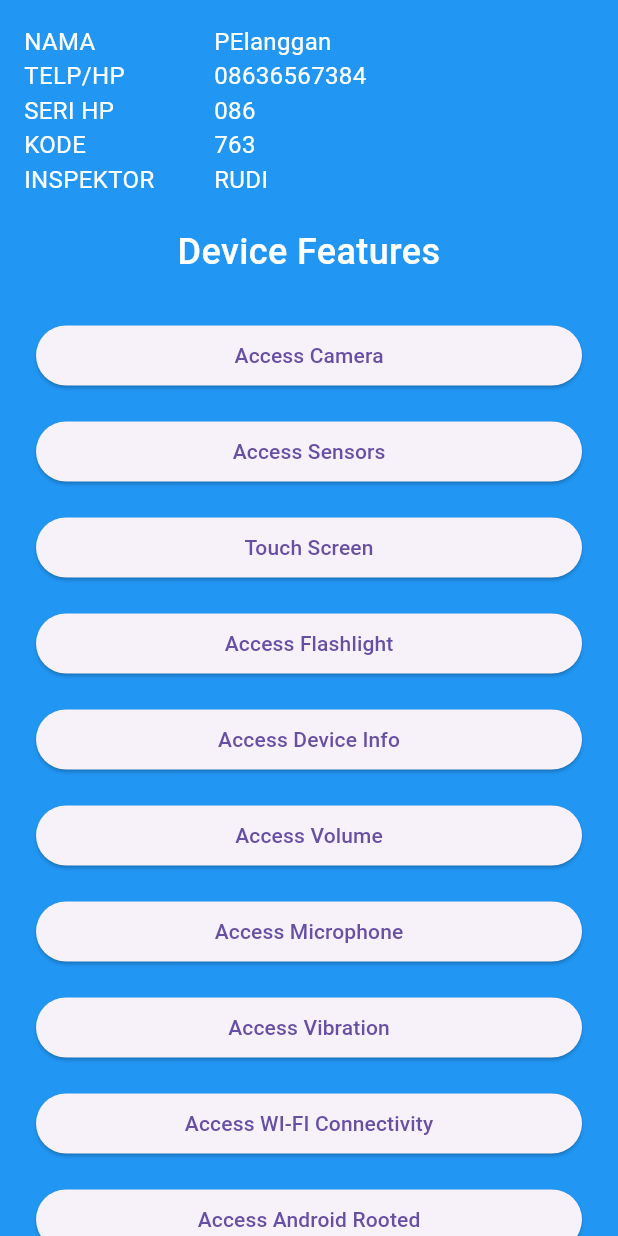
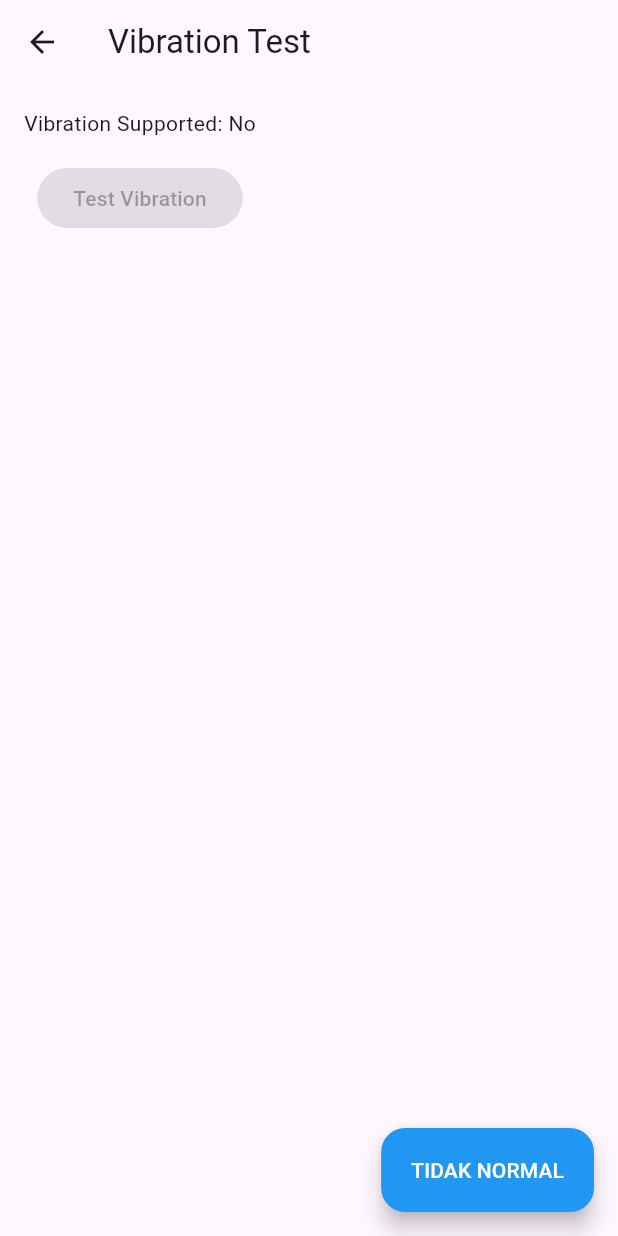
Before and after one commit to amiqyolo/gitss, a Flutter app: the MenusInspectionView screen opened by its route, after a tap on "Access Vibration", on a phone screen of 412 x 824 dp. Run offline on Flutter 3.47's test engine with Material 3 defaults, Android fonts, the phone set to English and light mode, and no system bars; our stand-ins replace audioplayers, camera, flutter_svg, get, permission_handler, vibration; missing offline and left inert: flutter_sound, torch_light, volume_controller.

Commit message:
create & implement vibration feature, add vibration pkg

```diff
--- a/lib/app/modules/menus_inspection/views/menus_inspection_view.dart
+++ b/lib/app/modules/menus_inspection/views/menus_inspection_view.dart
@@ -189,7 +189,7 @@ class MenusInspectionView extends GetView<MenusInspectionController> {
                     ),
                     FeatureButton(
                       label: 'Access Vibration',
-                      onTap: () => Get.to(() => const MenusInspectionView()),
+                      onTap: () => Get.toNamed(Routes.VIBRATION_FEATURE),
                     ),
                     FeatureButton(
                       label: 'Access WI-FI Connectivity',
--- /dev/null
+++ b/lib/app/modules/vibration_feature/bindings/vibration_feature_binding.dart
@@ -0,0 +1,12 @@
+import 'package:get/get.dart';
+
+import '../controllers/vibration_feature_controller.dart';
+
+class VibrationFeatureBinding extends Bindings {
+  @override
+  void dependencies() {
+    Get.lazyPut<VibrationFeatureController>(
+      () => VibrationFeatureController(),
+    );
+  }
+}
--- /dev/null
+++ b/lib/app/modules/vibration_feature/controllers/vibration_feature_controller.dart
@@ -0,0 +1,35 @@
+import 'package:get/get.dart';
+import 'package:vibration/vibration.dart';
+
+class VibrationFeatureController extends GetxController {
+  final RxBool _isVibrationSupported = false.obs;
+
+  RxBool get isVibrationSupported => _isVibrationSupported;
+
+  Future<void> _checkVibrationSupport() async {
+    final isSupported = await Vibration.hasVibrator() ?? false;
+      _isVibrationSupported.value = isSupported;
+  }
+
+  Future<void> testVibration() async {
+    if (_isVibrationSupported.value) {
+      await Vibration.vibrate(duration: 1000);
+    }
+  }
+
+  @override
+  void onInit() {
+    super.onInit();
+    _checkVibrationSupport();
+  }
+
+  @override
+  void onReady() {
+    super.onReady();
+  }
+
+  @override
+  void onClose() {
+    super.onClose();
+  }
+}
--- /dev/null
+++ b/lib/app/modules/vibration_feature/views/vibration_feature_view.dart
@@ -0,0 +1,50 @@
+import 'package:flutter/material.dart';
+import 'package:get/get.dart';
+
+import '../controllers/vibration_feature_controller.dart';
+
+class VibrationFeatureView extends GetView<VibrationFeatureController> {
+  const VibrationFeatureView({super.key});
+
+  @override
+  Widget build(BuildContext context) {
+    return Scaffold(
+      appBar: AppBar(title: const Text('Vibration Test')),
+      body: Padding(
+        padding: const EdgeInsets.all(16.0),
+        child: Column(
+          children: [
+            Obx(
+              () => Text(
+                  "Vibration Supported: ${controller.isVibrationSupported.value ? 'Yes' : 'No'}"),
+            ),
+            const SizedBox(height: 16),
+            Obx(
+              () => ElevatedButton(
+                onPressed: controller.isVibrationSupported.value
+                    ? controller.testVibration
+                    : null,
+                child: const Text("Test Vibration"),
+              ),
+            ),
+          ],
+        ),
+      ),
+      floatingActionButton: FloatingActionButton.extended(
+        backgroundColor: Colors.blue,
+        onPressed: () {
+          controller.isVibrationSupported.value ? 'NORMAL' : 'TIDAK NORMAL';
+          Get.back();
+        },
+        label: Obx(
+          () => Text(
+            controller.isVibrationSupported.value ? 'NORMAL' : 'TIDAK NORMAL',
+            style: const TextStyle(
+              color: Colors.white,
+            ),
+          ),
+        ),
+      ),
+    );
+  }
+}
--- a/lib/app/routes/app_pages.dart
+++ b/lib/app/routes/app_pages.dart
@@ -36,6 +36,8 @@ import '../modules/splash_screen/bindings/splash_screen_binding.dart';
 import '../modules/splash_screen/views/splash_screen_view.dart';
 import '../modules/touchscreen_feature/bindings/touchscreen_feature_binding.dart';
 import '../modules/touchscreen_feature/views/touchscreen_feature_view.dart';
+import '../modules/vibration_feature/bindings/vibration_feature_binding.dart';
+import '../modules/vibration_feature/views/vibration_feature_view.dart';
 import '../modules/volume_feature/bindings/volume_feature_binding.dart';
 import '../modules/volume_feature/views/volume_feature_view.dart';
 
@@ -142,5 +144,10 @@ class AppPages {
       page: () => const MicrophoneFeatureView(),
       binding: MicrophoneFeatureBinding(),
     ),
+    GetPage(
+      name: _Paths.VIBRATION_FEATURE,
+      page: () => const VibrationFeatureView(),
+      binding: VibrationFeatureBinding(),
+    ),
   ];
 }
--- a/lib/app/routes/app_routes.dart
+++ b/lib/app/routes/app_routes.dart
@@ -3,6 +3,7 @@ part of 'app_pages.dart';
 
 abstract class Routes {
   Routes._();
+
   static const SPLASH_SCREEN = _Paths.SPLASH_SCREEN;
   static const HOME = _Paths.HOME;
   static const LOGIN = _Paths.LOGIN;
@@ -22,10 +23,12 @@ abstract class Routes {
   static const FLASHLIGHT_FEATURE = _Paths.FLASHLIGHT_FEATURE;
   static const VOLUME_FEATURE = _Paths.VOLUME_FEATURE;
   static const MICROPHONE_FEATURE = _Paths.MICROPHONE_FEATURE;
+  static const VIBRATION_FEATURE = _Paths.VIBRATION_FEATURE;
 }
 
 abstract class _Paths {
   _Paths._();
+
   static const SPLASH_SCREEN = '/splash-screen';
   static const HOME = '/home';
   static const LOGIN = '/login';
@@ -45,4 +48,5 @@ abstract class _Paths {
   static const FLASHLIGHT_FEATURE = '/flashlight-feature';
   static const VOLUME_FEATURE = '/volume-feature';
   static const MICROPHONE_FEATURE = '/microphone-feature';
+  static const VIBRATION_FEATURE = '/vibration-feature';
 }
--- a/pubspec.yaml
+++ b/pubspec.yaml
@@ -44,6 +44,7 @@ dependencies:
   volume_controller: ^2.0.8
   flutter_sound: ^9.17.8
   permission_handler: ^11.3.1
+  vibration: ^2.0.1
 
 dev_dependencies:
   flutter_test:
```
Also changed, not shown: pubspec.lock.
